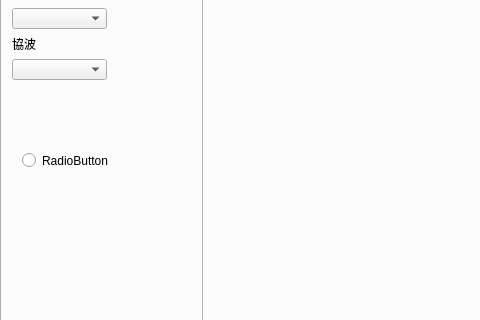
Before: the Qt Designer form mainwindow.ui in markscat/draw_circle, drawn with Qt 5; both pictures show x 0 to 480 and y 135 to 455 of the 972 by 834 pixel window.
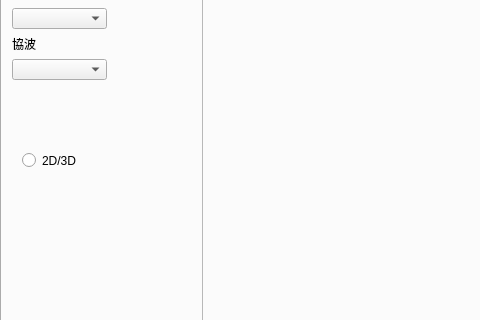
After: the same form once the commit is applied. Custom widgets are drawn as their Qt base class.

```diff
--- a/mainwindow.ui
+++ b/mainwindow.ui
@@ -272,7 +272,7 @@
        </rect>
       </property>
       <property name="text">
-       <string>RadioButton</string>
+       <string>2D/3D</string>
       </property>
      </widget>
     </widget>
```
